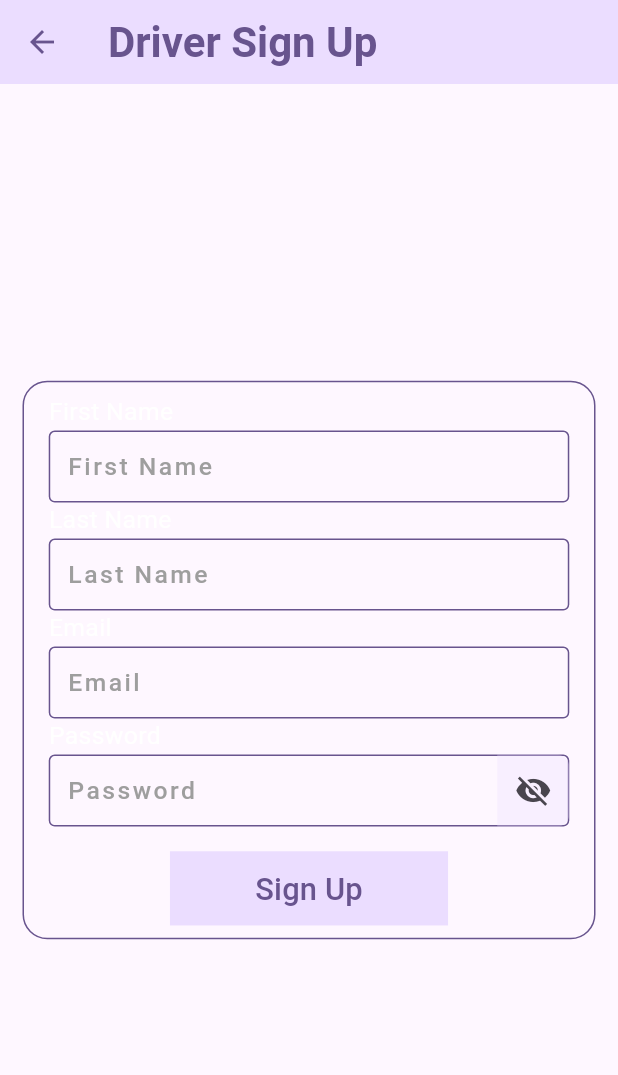
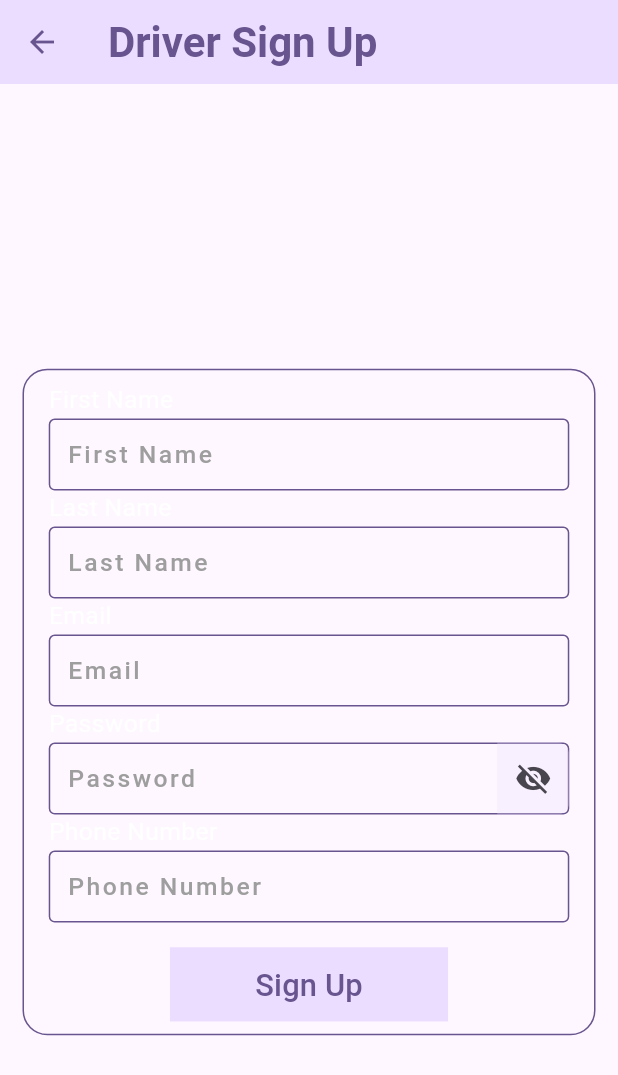
Before and after one commit to devbhattpisyst/Bus-App, a Flutter app: the DriverSignUp screen opened by its route, on a phone screen of 412 x 824 dp. Shown: the top 1075 px of the screen. Run offline on Flutter 3.47's test engine with Material 3 defaults, Android fonts, the phone set to English and light mode, and no system bars; our stand-ins replace geolocator, get, google_maps_flutter, material_floating_search_bar_2; network calls fail.

```diff
--- a/lib/provider/signup_provider.dart
+++ b/lib/provider/signup_provider.dart
@@ -1,7 +1,5 @@
 import 'dart:convert';
 
-import 'package:bus/models/passenger/all_bus_stops_model.dart';
-import 'package:bus/models/passenger/passenger_login_model.dart';
 import 'package:bus/models/passenger/passenger_signup_model.dart';
 import 'package:bus/utils/constants.dart';
 import 'package:get/get.dart';
--- a/lib/view/driver/auth/DriverSignup.dart
+++ b/lib/view/driver/auth/DriverSignup.dart
@@ -1,13 +1,10 @@
-import 'dart:developer';
-import 'dart:ui';
 import 'package:bus/controller/driver_controllers/driver_signup_controller.dart';
-import 'package:bus/view/driver/auth/driver_login.dart';
 import 'package:flutter/material.dart';
-import 'package:flutter/src/widgets/framework.dart';
 import 'package:get/get.dart';
-import 'package:get/get_state_manager/src/simple/get_view.dart';
 
 class DriverSignUp extends GetView<DriverSignUpController> {
+  const DriverSignUp({super.key});
+
   @override
   Widget build(BuildContext context) {
     Size size = MediaQuery.sizeOf(context);
@@ -24,7 +21,8 @@ class DriverSignUp extends GetView<DriverSignUpController> {
         ),
         backgroundColor: Theme.of(context).colorScheme.primaryContainer,
       ),
-      body: SafeArea(
+      body: SingleChildScrollView(
+        child: SafeArea(
           child: SizedBox(
             height: size.height,
             child: Column(
@@ -58,7 +56,7 @@ class DriverSignUp extends GetView<DriverSignUpController> {
                             // cursorHeight: size.height * .025,
 
                             // cur
-                          controller: DriverSignUpController()
+                            controller: Get.put(DriverSignUpController())
                                 .firstnameEditingController,
                             keyboardType: TextInputType.text,
                             style: TextStyle(
@@ -93,19 +91,22 @@ class DriverSignUp extends GetView<DriverSignUpController> {
                               ),
                               enabledBorder: OutlineInputBorder(
                                   borderSide: BorderSide(
-                                    color:
-                                        Theme.of(context).colorScheme.primary)),
+                                      color: Theme.of(context)
+                                          .colorScheme
+                                          .primary)),
                               focusedBorder: OutlineInputBorder(
                                   borderSide: BorderSide(
-                                    color:
-                                        Theme.of(context).colorScheme.primary)),
+                                      color: Theme.of(context)
+                                          .colorScheme
+                                          .primary)),
                             ),
                           ),
                         ),
                         Text(
                           "Last Name",
                           style: TextStyle(
-                            color: Colors.white, fontSize: size.height * 0.02),
+                              color: Colors.white,
+                              fontSize: size.height * 0.02),
                         ),
                         Center(
                           child: TextFormField(
@@ -115,7 +116,7 @@ class DriverSignUp extends GetView<DriverSignUpController> {
                             // cursorColor: CustomTheme.white,
                             // cursorHeight: size.height * .025,
                             // cur
-                          controller: DriverSignUpController()
+                            controller: Get.put(DriverSignUpController())
                                 .lastnameEditingController,
                             style: TextStyle(
                               // color: CustomTheme.white,
@@ -149,19 +150,22 @@ class DriverSignUp extends GetView<DriverSignUpController> {
                               ),
                               enabledBorder: OutlineInputBorder(
                                   borderSide: BorderSide(
-                                    color:
-                                        Theme.of(context).colorScheme.primary)),
+                                      color: Theme.of(context)
+                                          .colorScheme
+                                          .primary)),
                               focusedBorder: OutlineInputBorder(
                                   borderSide: BorderSide(
-                                    color:
-                                        Theme.of(context).colorScheme.primary)),
+                                      color: Theme.of(context)
+                                          .colorScheme
+                                          .primary)),
                             ),
                           ),
                         ),
                         Text(
                           "Email",
                           style: TextStyle(
-                            color: Colors.white, fontSize: size.height * 0.02),
+                              color: Colors.white,
+                              fontSize: size.height * 0.02),
                         ),
                         Center(
                           child: TextFormField(
@@ -170,8 +174,8 @@ class DriverSignUp extends GetView<DriverSignUpController> {
                             // cursorColor: CustomTheme.white,
                             // cursorHeight: size.height * .025,
                             // onChanged: controller.emailChanged,
-                          controller:
-                              DriverSignUpController().emailEditingController,
+                            controller: Get.put(DriverSignUpController())
+                                .emailEditingController,
                             style: TextStyle(
                               // color: CustomTheme.white,
                               fontSize: size.height * 0.02,
@@ -203,19 +207,22 @@ class DriverSignUp extends GetView<DriverSignUpController> {
                               ),
                               enabledBorder: OutlineInputBorder(
                                   borderSide: BorderSide(
-                                    color:
-                                        Theme.of(context).colorScheme.primary)),
+                                      color: Theme.of(context)
+                                          .colorScheme
+                                          .primary)),
                               focusedBorder: OutlineInputBorder(
                                   borderSide: BorderSide(
-                                    color:
-                                        Theme.of(context).colorScheme.primary)),
+                                      color: Theme.of(context)
+                                          .colorScheme
+                                          .primary)),
                             ),
                           ),
                         ),
                         Text(
                           "Password",
                           style: TextStyle(
-                            color: Colors.white, fontSize: size.height * 0.02),
+                              color: Colors.white,
+                              fontSize: size.height * 0.02),
                         ),
                         Center(
                           child: ObxValue(
@@ -230,8 +237,9 @@ class DriverSignUp extends GetView<DriverSignUpController> {
                                     // cursorColor: CustomTheme.white,
                                     // cursorHeight: size.height * .025,
                                     // onChanged: controller.passwordChanged,
-                                  controller: Get.put(DriverSignUpController()
-                                      .passwordEditingController),
+                                    controller:
+                                        Get.put(DriverSignUpController())
+                                            .passwordEditingController,
                                     obscureText: data.value,
                                     validator: (value) => value == ""
                                         ? "Please Enter Password"
@@ -289,7 +297,8 @@ class DriverSignUp extends GetView<DriverSignUpController> {
                                                           size.height * 0.01),
                                                       bottomRight:
                                                           Radius.circular(
-                                                            size.height * 0.01),
+                                                              size.height *
+                                                                  0.01),
                                                     )),
                                                 child: Icon(
                                                   data.value
@@ -303,93 +312,63 @@ class DriverSignUp extends GetView<DriverSignUpController> {
                                   ),
                               true.obs),
                         ),
-                      // Center(
-                      //   child: ObxValue(
-                      //       (data) => TextFormField(
-                      //             style: TextStyle(
-                      //               // color: CustomTheme.white,
-                      //               fontSize: size.height * 0.02,
-                      //               fontWeight: FontWeight.w500,
-                      //               letterSpacing: size.height * .002,
-                      //             ),
-                      //             showCursor: true,
-                      //             // cursorColor: CustomTheme.white,
-                      //             // cursorHeight: size.height * .025,
-                      //             // onChanged: controller.passwordChanged,
-                      //             controller: DriverSignUpController()
-                      //                 .passwordEditingController,
-                      //             obscureText: data.value,
-                      //             validator: (value) => value == ""
-                      //                 ? "Please Enter Password"
-                      //                 : null,
-                      //             decoration: InputDecoration(
-                      //               // hintText: "fanbuku@gmail.com",
-                      //               contentPadding: EdgeInsets.symmetric(
-                      //                   horizontal: size.height * 0.01,
-                      //                   vertical: size.height * 0.01),
-                      //               hintText: "Password",
-                      //               hintStyle: TextStyle(
-                      //                   fontSize: size.height * .02,
-                      //                   color: Colors.grey.shade500),
-
-                      //               border: InputBorder.none,
-                      //               // filled: true,
-                      //               // fillColor: CustomTheme.bgGrey,
-                      //               // errorText:
-                      //               //     controller.passwordError.value.isEmpty ? null : controller.passwordError.value,
-                      //               errorBorder: OutlineInputBorder(
-                      //                 borderSide: BorderSide(
-                      //                   color: Colors.redAccent,
-                      //                   width: size.height * .002,
-                      //                 ),
-                      //               ),
-                      //               focusedErrorBorder: OutlineInputBorder(
-                      //                 borderSide: BorderSide(
-                      //                   color: Colors.redAccent,
-                      //                   width: size.height * .002,
-                      //                 ),
-                      //               ),
-                      //               enabledBorder: OutlineInputBorder(
-                      //                   borderSide: BorderSide(
-                      //                       color: Theme.of(context)
-                      //                           .colorScheme
-                      //                           .primary)),
-                      //               focusedBorder: OutlineInputBorder(
-                      //                   borderSide: BorderSide(
-                      //                       color: Theme.of(context)
-                      //                           .colorScheme
-                      //                           .primary)),
-                      //               suffixIcon: Obx(() => GestureDetector(
-                      //                     onTap: () {
-                      //                       log("Eyes Icon Clicked");
-                      //                       data.value = !data.value;
-                      //                     },
-                      //                     child: Container(
-                      //                         decoration: BoxDecoration(
-                      //                             color: Theme.of(context)
-                      //                                 .colorScheme
-                      //                                 .primaryContainer
-                      //                                 .withOpacity(.3),
-                      //                             borderRadius:
-                      //                                 BorderRadius.only(
-                      //                               topRight: Radius.circular(
-                      //                                   size.height * 0.01),
-                      //                               bottomRight:
-                      //                                   Radius.circular(
-                      //                                       size.height * 0.01),
-                      //                             )),
-                      //                         child: Icon(
-                      //                           data.value
-                      //                               ? Icons.visibility_off
-                      //                               : Icons.visibility,
-                      //                           // color: CustomTheme.white,
-                      //                           size: size.height * .03,
-                      //                         )),
-                      //                   )),
-                      //             ),
-                      //           ),
-                      //       true.obs),
-                      // ),
+                        Text(
+                          "Phone Number",
+                          style: TextStyle(
+                              color: Colors.white,
+                              fontSize: size.height * 0.02),
+                        ),
+                        Center(
+                          child: TextFormField(
+                            keyboardType: TextInputType.number,
+                            showCursor: true,
+                            // cursorColor: CustomTheme.white,
+                            // cursorHeight: size.height * .025,
+                            // onChanged: controller.emailChanged,
+                            controller: Get.put(DriverSignUpController())
+                                .phoneNumberEditingController,
+                            style: TextStyle(
+                              // color: CustomTheme.white,
+                              fontSize: size.height * 0.02,
+                              fontWeight: FontWeight.w500,
+                              letterSpacing: size.height * .002,
+                            ),
+                            decoration: InputDecoration(
+                              contentPadding: EdgeInsets.symmetric(
+                                  horizontal: size.height * .01,
+                                  vertical: size.height * .01),
+                              hintText: "Phone Number",
+                              hintStyle: TextStyle(
+                                  fontSize: size.height * .02,
+                                  color: Colors.grey.shade500),
+                              // filled: true,
+                              // fillColor: CustomTheme.bgGrey,
+                              // errorText: controller.emailIdError.isEmpty ? null : controller.emailIdError.value,
+                              errorBorder: OutlineInputBorder(
+                                borderSide: BorderSide(
+                                  color: Colors.redAccent,
+                                  width: size.height * .002,
+                                ),
+                              ),
+                              focusedErrorBorder: OutlineInputBorder(
+                                borderSide: BorderSide(
+                                  color: Colors.redAccent,
+                                  width: size.height * .002,
+                                ),
+                              ),
+                              enabledBorder: OutlineInputBorder(
+                                  borderSide: BorderSide(
+                                      color: Theme.of(context)
+                                          .colorScheme
+                                          .primary)),
+                              focusedBorder: OutlineInputBorder(
+                                  borderSide: BorderSide(
+                                      color: Theme.of(context)
+                                          .colorScheme
+                                          .primary)),
+                            ),
+                          ),
+                        ),
                         SizedBox(
                           height: size.height * .02,
                         ),
@@ -428,16 +407,15 @@ class DriverSignUp extends GetView<DriverSignUpController> {
                                                             .colorScheme
                                                             .primaryContainer,
                                                     shape:
-                                                      BeveledRectangleBorder(),
+                                                        const BeveledRectangleBorder(),
                                                     elevation: 0),
                                                 onPressed: () {
                                                   FocusManager
                                                       .instance.primaryFocus!
                                                       .unfocus();
                                                   visible.value = false;
-                                                DriverSignUpController()
+                                                  Get.put(DriverSignUpController())
                                                       .SignUp();
-                                                ;
                                                   Get.back();
                                                   visible.value = true;
                                                   // Get.toNamed(
@@ -467,6 +445,7 @@ class DriverSignUp extends GetView<DriverSignUpController> {
             ),
           ),
         ),
+      ),
     );
   }
 }
--- a/lib/view/passenger/auth/user/signup.dart
+++ b/lib/view/passenger/auth/user/signup.dart
@@ -1,4 +1,3 @@
-import 'package:bus/controller/passenger_controllers/login_controller.dart';
 import 'package:bus/controller/passenger_controllers/signup_controller.dart';
 import 'package:flutter/material.dart';
 import 'package:get/get.dart';
@@ -373,6 +372,5 @@ class SignUp extends GetView<PassengerSignupController> {
         ),
       ),
     );
-    ;
   }
 }
```
Also changed, not shown: lib/controller/driver_controllers/driver_login_controller.dart (+7 -9 lines), lib/controller/driver_controllers/driver_signup_controller.dart (+8 -5 lines), lib/controller/passenger_controllers/login_controller.dart (+4 -5 lines), lib/provider/driver_login_provider.dart (+12 -10 lines), lib/provider/driver_signup_provider.dart (+3 -4 lines), lib/view/driver/auth/driver_login.dart (+4 -7 lines). Lines whose indentation alone changed are shown as unchanged.
